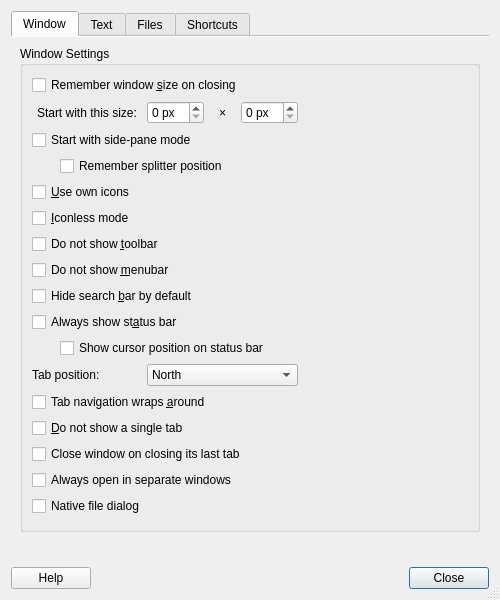
Qt form featherpad/predDialog.ui (vecnathewhisperd0/FeatherPad) before a commit.
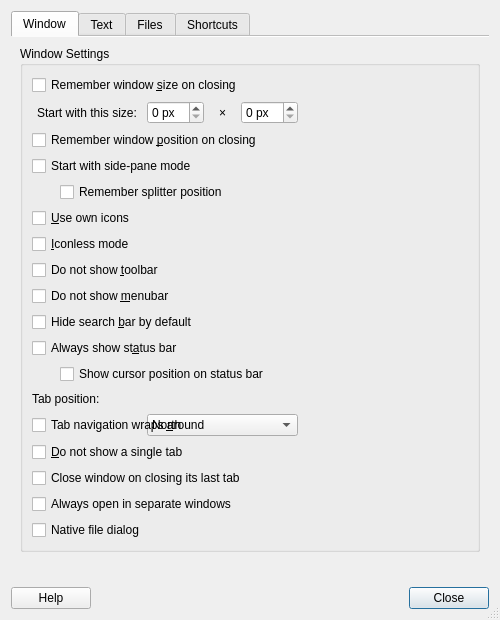
The same form after that commit. Icons and pictures are not drawn.

Commit message:
Added an option to remember window position
And made it disabled by default.

Diff of the .ui file:
```diff
--- a/featherpad/predDialog.ui
+++ b/featherpad/predDialog.ui
@@ -106,6 +106,17 @@
            </spacer>
           </item>
           <item row="2" column="0" colspan="5">
+           <widget class="QCheckBox" name="winPosBox">
+            <property name="toolTip">
+             <string>Enforcing a window position is not recommended
+and may not work with some window managers.</string>
+            </property>
+            <property name="text">
+             <string>Remember window &amp;position on closing</string>
+            </property>
+           </widget>
+          </item>
+          <item row="3" column="0" colspan="5">
            <widget class="QCheckBox" name="sidePaneBox">
             <property name="toolTip">
              <string>Most suitable with sessions
@@ -116,7 +127,7 @@
             </property>
            </widget>
           </item>
-          <item row="3" column="0">
+          <item row="4" column="0">
            <spacer name="horizontalSpacer_7">
             <property name="orientation">
              <enum>Qt::Horizontal</enum>
@@ -132,7 +143,7 @@
             </property>
            </spacer>
           </item>
-          <item row="3" column="1" colspan="4">
+          <item row="4" column="1" colspan="4">
            <widget class="QCheckBox" name="sidePaneSizeBox">
             <property name="toolTip">
              <string>Uncheck for 1/5 of the width.</string>
@@ -142,7 +153,7 @@
             </property>
            </widget>
           </item>
-          <item row="4" column="0" colspan="5">
+          <item row="5" column="0" colspan="5">
            <widget class="QCheckBox" name="iconBox">
             <property name="toolTip">
              <string>Uncheck this if you want FeatherPad to
@@ -155,7 +166,7 @@
             </property>
            </widget>
           </item>
-          <item row="5" column="0" colspan="5">
+          <item row="6" column="0" colspan="5">
            <widget class="QCheckBox" name="iconlessBox">
             <property name="toolTip">
              <string>No icons in the main window and its menus.
@@ -170,14 +181,14 @@
             </property>
            </widget>
           </item>
-          <item row="6" column="0" colspan="5">
+          <item row="7" column="0" colspan="5">
            <widget class="QCheckBox" name="toolbarBox">
             <property name="text">
              <string>Do not show &amp;toolbar</string>
             </property>
            </widget>
           </item>
-          <item row="7" column="0" colspan="5">
+          <item row="8" column="0" colspan="5">
            <widget class="QCheckBox" name="menubarBox">
             <property name="toolTip">
              <string>If the menubar is hidden,
@@ -188,28 +199,28 @@
             </property>
            </widget>
           </item>
-          <item row="8" column="0" colspan="5">
+          <item row="9" column="0" colspan="5">
            <widget class="QCheckBox" name="searchbarBox">
             <property name="text">
              <string>Hide search &amp;bar by default</string>
             </property>
            </widget>
           </item>
-          <item row="9" column="0" colspan="5">
+          <item row="10" column="0" colspan="5">
            <widget class="QCheckBox" name="statusBox">
             <property name="text">
              <string>Always show st&amp;atus bar</string>
             </property>
            </widget>
           </item>
-          <item row="10" column="1" colspan="4">
+          <item row="11" column="1" colspan="4">
            <widget class="QCheckBox" name="statusCursorsBox">
             <property name="text">
              <string>Show cursor position on status bar</string>
             </property>
            </widget>
           </item>
-          <item row="11" column="0" colspan="2">
+          <item row="12" column="0" colspan="2">
            <widget class="QLabel" name="tabLabel">
             <property name="toolTip">
              <string>Will take effect after closing this dialog.</string>
@@ -219,7 +230,7 @@
             </property>
            </widget>
           </item>
-          <item row="11" column="2" colspan="3">
+          <item row="13" column="2" colspan="3">
            <widget class="QComboBox" name="tabCombo">
             <property name="toolTip">
              <string>Will take effect after closing this dialog.</string>
@@ -246,7 +257,7 @@
             </item>
            </widget>
           </item>
-          <item row="12" column="0" colspan="5">
+          <item row="13" column="0" colspan="5">
            <widget class="QCheckBox" name="tabBox">
             <property name="toolTip">
              <string>This means that, for LTR, Alt+Right goes to the first tab
@@ -259,7 +270,7 @@
             </property>
            </widget>
           </item>
-          <item row="13" column="0" colspan="5">
+          <item row="14" column="0" colspan="5">
            <widget class="QCheckBox" name="singleTabBox">
             <property name="toolTip">
              <string>If this is checked, not only you will lose the informative
@@ -272,14 +283,14 @@
             </property>
            </widget>
           </item>
-          <item row="14" column="0" colspan="5">
+          <item row="15" column="0" colspan="5">
            <widget class="QCheckBox" name="lastTabBox">
             <property name="text">
              <string>Close window on closing its last tab</string>
             </property>
            </widget>
           </item>
-          <item row="15" column="0" colspan="5">
+          <item row="16" column="0" colspan="5">
            <widget class="QCheckBox" name="windowBox">
             <property name="toolTip">
              <string>By default, if a FeatherPad window exists on the
@@ -293,7 +304,7 @@
             </property>
            </widget>
           </item>
-          <item row="16" column="0" colspan="5">
+          <item row="17" column="0" colspan="5">
            <widget class="QCheckBox" name="nativeDialogBox">
             <property name="toolTip">
              <string>If this is checked, the file dialog provided by the current
```
The commit also changes 22 other files.
